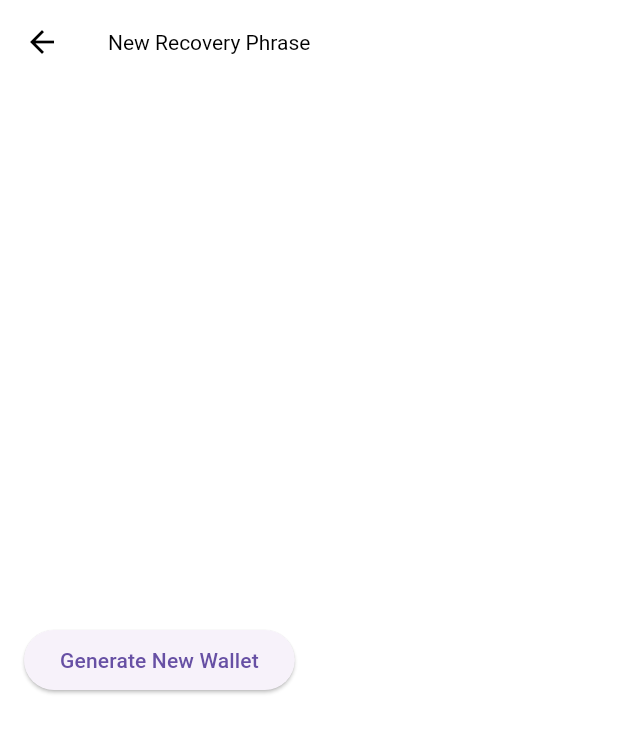
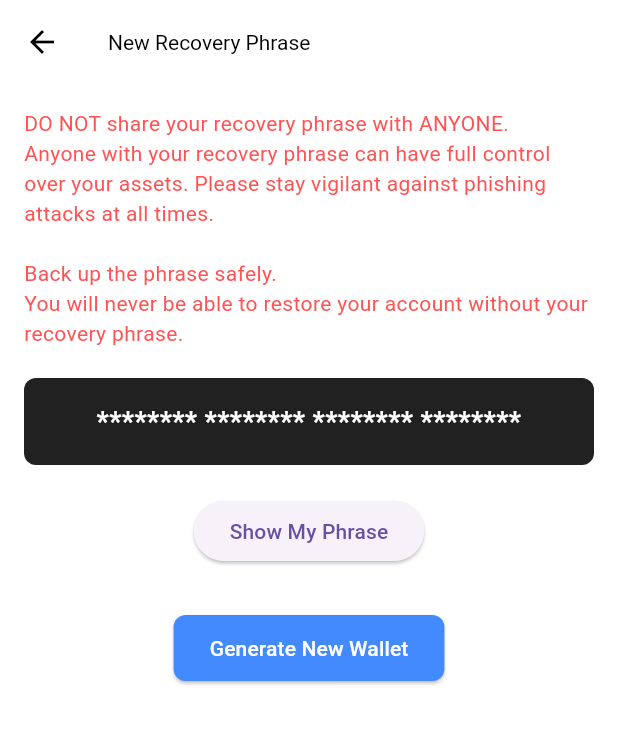
Before and after one commit to waqasraza123/flutter-web3-wallet-connect, a Flutter app: the NewRecoveryPhraseScreen screen opened directly, on a phone screen of 412 x 824 dp. Shown: the top 733 px of the screen. Run offline on Flutter 3.47's test engine with Material 3 defaults, Android fonts, the phone set to English and light mode, and no system bars; our stand-ins replace flutter_secure_storage, video_player; missing offline and left inert: bip39; accounts and stored records are empty; statements that could not run were skipped.

Commit message:
verify screen

```diff
--- a/lib/models/wallet.dart
+++ b/lib/models/wallet.dart
@@ -1,14 +1,18 @@
+import 'dart:convert';
+import 'package:crypto/crypto.dart';
+
 class Token {
   final String name;
   final String symbol;
   final double amount;
   final double price;
 
-  Token(
-      {required this.name,
-      required this.symbol,
-      required this.amount,
-      required this.price});
+  Token({
+    required this.name,
+    required this.symbol,
+    required this.amount,
+    required this.price,
+  });
 }
 
 class NFT {
@@ -19,10 +23,11 @@ class NFT {
 }
 
 class Wallet {
-  final String recoveryPhrase; // Added for wallet creation
-  final String privateKey; // Added for security
-  final String publicKey; // Added for identification
-  double balance;
+  final String recoveryPhrase;
+  final String privateKey;
+  final String publicKey;
+  final String address; // Explicitly add address as a final field
+  final double balance;
   final List<Token> tokens;
   final List<NFT> nfts;
 
@@ -30,23 +35,24 @@ class Wallet {
     required this.recoveryPhrase,
     required this.privateKey,
     required this.publicKey,
+    required this.address, // Ensure address is set via the constructor
     required this.balance,
     required this.tokens,
     required this.nfts,
   });
 
-  // Method to add a token to the wallet
+  // Static method to derive the address from publicKey
+  static String deriveAddress(String publicKey) {
+    var bytes = utf8.encode(publicKey);
+    var hash = sha256.convert(bytes);
+    return '0x${hash.toString().substring(0, 40)}';
+  }
+
   void addToken(Token token) {
     tokens.add(token);
   }
 
-  // Method to add an NFT to the wallet
   void addNFT(NFT nft) {
     nfts.add(nft);
   }
-
-  // Method to update the balance
-  void updateBalance(double amount) {
-    balance += amount;
-  }
 }
--- a/lib/screens/new_recovery_phrase_screen.dart
+++ b/lib/screens/new_recovery_phrase_screen.dart
@@ -1,49 +1,141 @@
 import 'package:flutter/material.dart';
+import '../models/wallet.dart';
 import '../services/wallet_service.dart';
+import 'verify_recovery_phrase_screen.dart'; // Import the new screen
 
-class NewRecoveryPhraseScreen extends StatelessWidget {
+class NewRecoveryPhraseScreen extends StatefulWidget {
   const NewRecoveryPhraseScreen({super.key});
 
   @override
+  State<NewRecoveryPhraseScreen> createState() =>
+      _NewRecoveryPhraseScreenState();
+}
+
+class _NewRecoveryPhraseScreenState extends State<NewRecoveryPhraseScreen> {
+  final WalletService walletService = WalletService();
+  late Wallet newWallet;
+  bool isPhraseVisible = false;
+  bool isWalletGenerated = false;
+
+  @override
+  void initState() {
+    super.initState();
+    _generateNewWallet();
+  }
+
+  void _generateNewWallet() {
+    newWallet = walletService.createWallet();
+    isWalletGenerated = true;
+  }
+
+  @override
   Widget build(BuildContext context) {
-    final WalletService walletService = WalletService();
-
     return Scaffold(
       appBar: AppBar(
         title: const Text('New Recovery Phrase'),
       ),
-      body: Padding(
+      body: SingleChildScrollView(
         padding: const EdgeInsets.all(16.0),
         child: Column(
-          mainAxisAlignment: MainAxisAlignment.center,
+          mainAxisAlignment: MainAxisAlignment.start,
+          crossAxisAlignment: CrossAxisAlignment.start,
           children: [
-            ElevatedButton(
-              onPressed: () async {
-                // Create a new wallet
-                Wallet newWallet = walletService.createWallet();
+            const Text(
+              'DO NOT share your recovery phrase with ANYONE.\n'
+              'Anyone with your recovery phrase can have full control over your assets. '
+              'Please stay vigilant against phishing attacks at all times.\n\n'
+              'Back up the phrase safely.\n'
+              'You will never be able to restore your account without your recovery phrase.',
+              style: TextStyle(fontSize: 14, color: Colors.redAccent),
+              textAlign: TextAlign.left,
+            ),
+            const SizedBox(height: 20),
 
-                // Save the wallet securely
-                await walletService.saveWallet(newWallet);
+            Container(
+              padding: const EdgeInsets.all(16.0),
+              decoration: BoxDecoration(
+                color: Colors.grey[900],
+                borderRadius: BorderRadius.circular(8),
+              ),
+              child: Center(
+                child: Text(
+                  isPhraseVisible
+                      ? newWallet.recoveryPhrase
+                      : '******** ******** ******** ********',
+                  style: const TextStyle(
+                      fontSize: 18,
+                      color: Colors.white,
+                      fontWeight: FontWeight.bold),
+                  textAlign: TextAlign.center,
+                ),
+              ),
+            ),
+            const SizedBox(height: 20),
 
-                // Show the recovery phrase to the user
-                showDialog(
-                  context: context,
-                  builder: (context) => AlertDialog(
-                    title: const Text('Your Recovery Phrase'),
-                    content: Text(newWallet.recoveryPhrase),
-                    actions: [
-                      TextButton(
+            Center(
+              child: ElevatedButton(
                 onPressed: () {
-                          Navigator.of(context).pop(); // Close the dialog
-                          Navigator.of(context).pop(); // Navigate back
+                  setState(() {
+                    isPhraseVisible =
+                        !isPhraseVisible; // Toggle phrase visibility
+                  });
                 },
-                        child: const Text('OK'),
+                child:
+                    Text(isPhraseVisible ? 'Hide My Phrase' : 'Show My Phrase'),
               ),
+            ),
+            const SizedBox(height: 30),
+
+            if (isWalletGenerated) ...[
+              const Text(
+                'Wallet Address:',
+                style: TextStyle(
+                    fontSize: 16,
+                    fontWeight: FontWeight.bold,
+                    color: Colors.white),
+              ),
+              const SizedBox(height: 8),
+              Container(
+                padding: const EdgeInsets.all(12.0),
+                decoration: BoxDecoration(
+                    color: Colors.grey[800],
+                    borderRadius: BorderRadius.circular(8)),
+                child: Text(newWallet.address,
+                    style: const TextStyle(fontSize: 16, color: Colors.white),
+                    textAlign: TextAlign.center),
+              ),
+              const SizedBox(height: 30),
             ],
+
+            // Change button to "Next" if the phrase is visible
+            Center(
+              child: ElevatedButton(
+                onPressed: () {
+                  if (isPhraseVisible) {
+                    // Navigate to the verification screen
+                    Navigator.push(
+                      context,
+                      MaterialPageRoute(
+                        builder: (context) => VerifyRecoveryPhraseScreen(
+                            recoveryPhrase: newWallet.recoveryPhrase),
                       ),
                     );
+                  } else {
+                    _generateNewWallet();
+                  }
                 },
-              child: const Text('Generate New Wallet'),
+                style: ElevatedButton.styleFrom(
+                  backgroundColor: Colors.blueAccent,
+                  padding:
+                      const EdgeInsets.symmetric(horizontal: 24, vertical: 12),
+                  shape: RoundedRectangleBorder(
+                      borderRadius: BorderRadius.circular(8)),
+                ),
+                child: Text(
+                  isPhraseVisible ? 'Next' : 'Generate New Wallet',
+                  style: const TextStyle(color: Colors.white),
+                ),
+              ),
             ),
           ],
         ),
--- a/lib/services/wallet_service.dart
+++ b/lib/services/wallet_service.dart
@@ -3,48 +3,22 @@ import 'package:bip39/bip39.dart' as bip39;
 
 import '../models/wallet.dart';
 
-class Wallet {
-  final String recoveryPhrase;
-  final String privateKey;
-  final String publicKey;
-  final double balance;
-  final List<Token> tokens;
-  final List<NFT> nfts;
-
-  Wallet({
-    required this.recoveryPhrase,
-    required this.privateKey,
-    required this.publicKey,
-    required this.balance,
-    required this.tokens,
-    required this.nfts,
-  });
-
-  // Method to add a token
-  void addToken(Token token) {
-    tokens.add(token);
-  }
-
-  // Method to add an NFT
-  void addNFT(NFT nft) {
-    nfts.add(nft);
-  }
-}
-
 class WalletService {
   final FlutterSecureStorage _storage = const FlutterSecureStorage();
 
-  // Generate a new wallet with a recovery phrase
   Wallet createWallet() {
     final recoveryPhrase = bip39.generateMnemonic();
     final seed = bip39.mnemonicToSeed(recoveryPhrase);
     final privateKey = _derivePrivateKey(seed);
     final publicKey = _derivePublicKey(privateKey);
+    final address =
+        Wallet.deriveAddress(publicKey); // Derive address from publicKey
 
     return Wallet(
       recoveryPhrase: recoveryPhrase,
       privateKey: privateKey,
       publicKey: publicKey,
+      address: address, // Pass derived address to constructor
       balance: 0.0,
       tokens: [],
       nfts: [],
@@ -66,6 +40,8 @@ class WalletService {
     await _storage.write(key: 'recoveryPhrase', value: wallet.recoveryPhrase);
     await _storage.write(key: 'privateKey', value: wallet.privateKey);
     await _storage.write(key: 'publicKey', value: wallet.publicKey);
+    await _storage.write(
+        key: 'address', value: wallet.address); // Store address
     await _storage.write(key: 'balance', value: wallet.balance.toString());
   }
 }
--- a/lib/utils/api_data.dart
+++ b/lib/utils/api_data.dart
@@ -6,6 +6,7 @@ class ApiData {
     recoveryPhrase: "your recovery phrase here",
     privateKey: "your private key here",
     publicKey: "your public key here",
+    address: "your derived address here", // Add the wallet address here
     balance: 1500.00,
     tokens: [
       Token(name: "Ethereum", symbol: "ETH", amount: 1.5, price: 3000.00),
@@ -36,12 +37,11 @@ class ApiData {
         type: "Sent"),
   ];
 
-  // List of top 5 tokens with sample data for display
   static final List<Map<String, dynamic>> topTokens = [
     {
       'name': 'Bitcoin',
       'price': 29000.00,
-      'change': 2.5, // 24-hour change in percentage
+      'change': 2.5,
     },
     {
       'name': 'Ethereum',
--- a/pubspec.yaml
+++ b/pubspec.yaml
@@ -18,6 +18,7 @@ dependencies:
   video_player: ^2.9.2
   bip39: ^1.0.6
   flutter_secure_storage: ^9.2.2
+  crypto: ^3.0.6
 
 dev_dependencies:
   flutter_test:
```
Also changed, not shown: lib/screens/verify_recovery_phrase_screen.dart (added, +281 -0 lines), lib/utils/colors.dart (added). Lines whose indentation alone changed are shown as unchanged.
